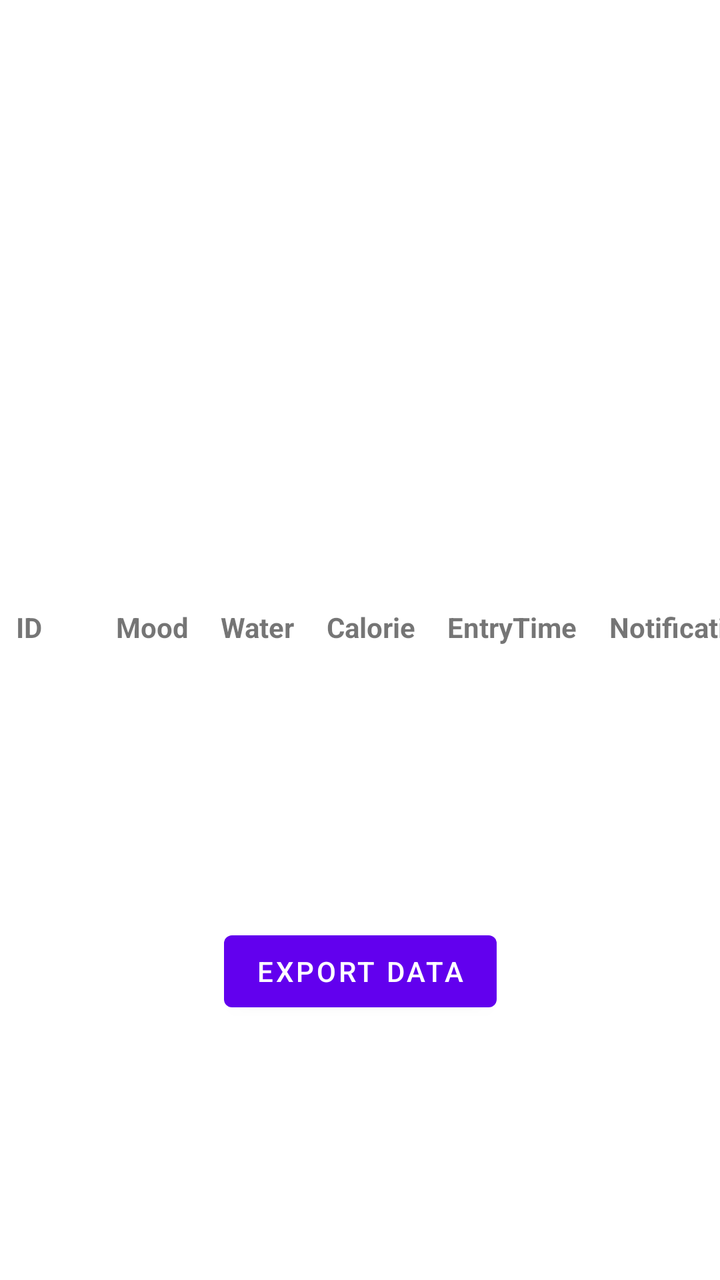
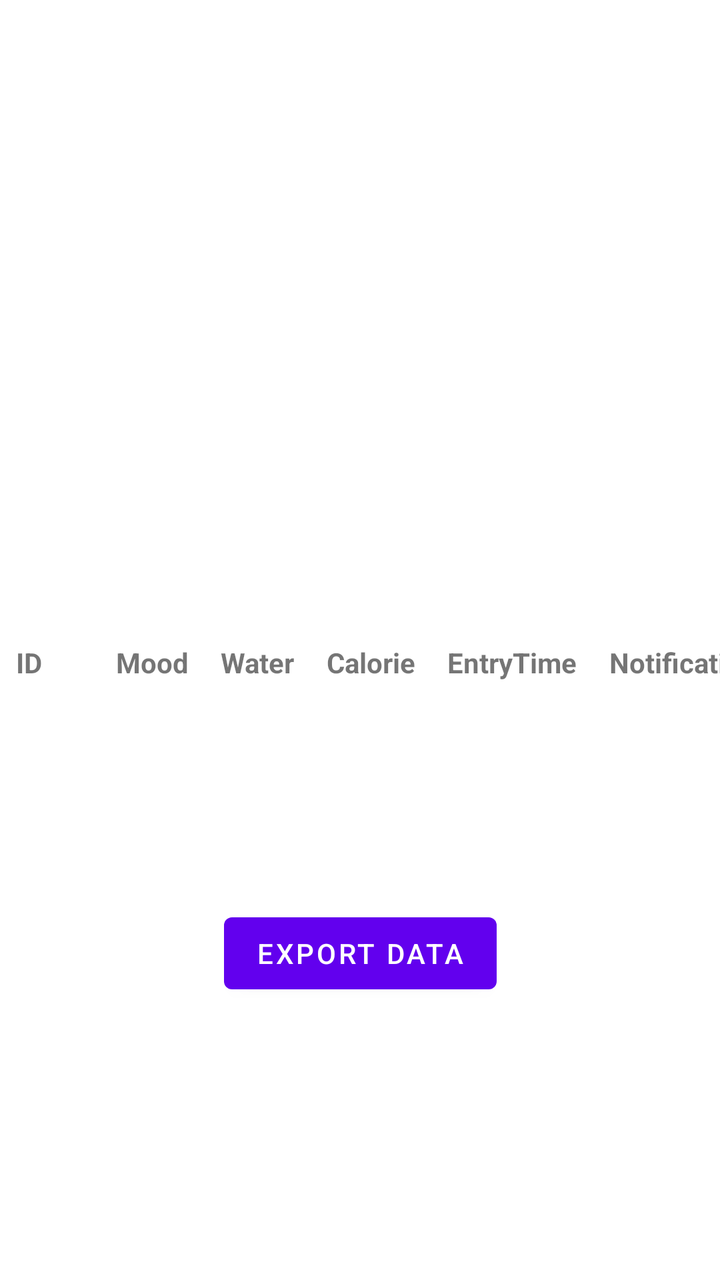

Two renders of the same Android screen: before a commit and after it. Below are the layout's source before the change and the commit's diff.
<!-- AndroidManifest.xml: application theme Theme.DataEnter -->
<!-- res/layout/fragment_record.xml -->
<?xml version="1.0" encoding="utf-8"?>
<androidx.constraintlayout.widget.ConstraintLayout xmlns:android="http://schemas.android.com/apk/res/android"
    xmlns:app="http://schemas.android.com/apk/res-auto"
    xmlns:tools="http://schemas.android.com/tools"
    android:layout_width="match_parent"
    android:layout_height="match_parent"
    tools:context=".ui.record.RecordFragment">

    <TextView
        android:id="@+id/text_record"
        android:layout_width="match_parent"
        android:layout_height="wrap_content"
        android:layout_marginStart="8dp"
        android:layout_marginTop="8dp"
        android:layout_marginEnd="8dp"
        android:textAlignment="center"
        android:textSize="20sp"
        app:layout_constraintBottom_toTopOf="@+id/tableLayout"
        app:layout_constraintEnd_toEndOf="parent"
        app:layout_constraintHorizontal_bias="0.0"
        app:layout_constraintStart_toStartOf="parent"
        app:layout_constraintTop_toTopOf="parent" />

    <TableLayout
        android:id="@+id/tableLayout"
        android:layout_width="match_parent"
        android:layout_height="wrap_content"
        android:stretchColumns="1"
        app:layout_constraintBottom_toTopOf="@id/export_button"
        app:layout_constraintTop_toBottomOf="@id/text_record"
        tools:layout_editor_absoluteX="8dp">

    <TableRow>

            <TextView
                android:layout_width="50dp"
                android:layout_height="wrap_content"
                android:padding="8dp"
                android:text="ID"
                android:textStyle="bold" />

            <TextView
                android:layout_width="wrap_content"
                android:layout_height="wrap_content"
                android:padding="8dp"
                android:text="Mood"
                android:textStyle="bold" />

            <TextView
                android:layout_width="wrap_content"
                android:layout_height="wrap_content"
                android:padding="8dp"
                android:text="Water"
                android:textStyle="bold" />

            <TextView
                android:layout_width="wrap_content"
                android:layout_height="wrap_content"
                android:padding="8dp"
                android:text="Calorie"
                android:textStyle="bold" />

            <TextView
                android:layout_width="wrap_content"
                android:layout_height="wrap_content"
                android:padding="8dp"
                android:text="EntryTime"
                android:textStyle="bold" />

            <TextView
                android:layout_width="wrap_content"
                android:layout_height="wrap_content"
                android:padding="8dp"
                android:text="NotificationTime"
                android:textStyle="bold" />
    </TableRow>

    </TableLayout>

    <Button
        android:id="@+id/export_button"
        android:layout_width="wrap_content"
        android:layout_height="wrap_content"
        android:text="@string/export_data"
        app:layout_constraintTop_toBottomOf="@id/tableLayout"
        app:layout_constraintStart_toStartOf="parent"
        app:layout_constraintEnd_toEndOf="parent"
        app:layout_constraintBottom_toBottomOf="parent" />

</androidx.constraintlayout.widget.ConstraintLayout>
<!-- resources referenced by this layout -->
<resources>
  <string name="export_data">Export Data</string>
  <style name="Theme.DataEnter" parent="Theme.MaterialComponents.DayNight.DarkActionBar">
          
          <item name="colorPrimary">@color/purple_500</item>
          <item name="colorPrimaryVariant">@color/purple_700</item>
          <item name="colorOnPrimary">@color/white</item>
          
          <item name="colorSecondary">@color/teal_200</item>
          <item name="colorSecondaryVariant">@color/teal_700</item>
          <item name="colorOnSecondary">@color/black</item>
          
          <item name="android:statusBarColor">?attr/colorPrimaryVariant</item>
          
      </style>
  <color name="purple_500">#FF6200EE</color>
  <color name="purple_700">#FF3700B3</color>
  <color name="white">#FFFFFFFF</color>
  <color name="teal_200">#FF03DAC5</color>
  <color name="teal_700">#FF018786</color>
  <color name="black">#FF000000</color>
</resources>

<!-- the commit's change to res/layout/fragment_record.xml (unified diff, before → after) -->
@@ -82,7 +82,7 @@
         android:layout_width="wrap_content"
         android:layout_height="wrap_content"
         android:text="@string/export_data"
-        app:layout_constraintTop_toBottomOf="@id/tableLayout"
+        app:layout_constraintTop_toTopOf="@id/tableLayout"
         app:layout_constraintStart_toStartOf="parent"
         app:layout_constraintEnd_toEndOf="parent"
         app:layout_constraintBottom_toBottomOf="parent" />
